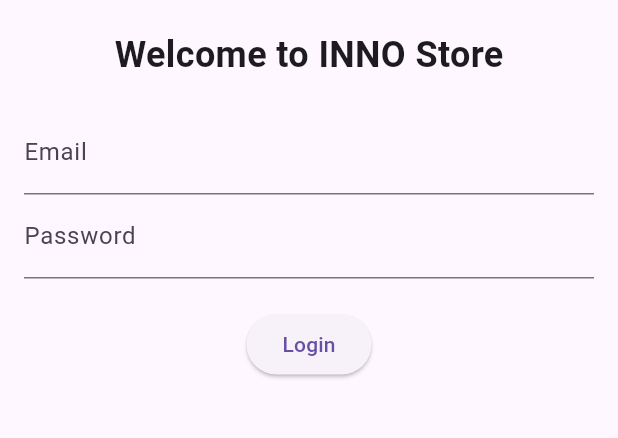
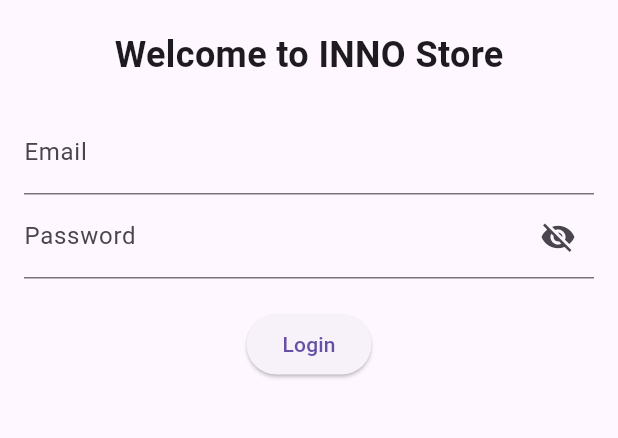
Before and after one commit to hanxi27/Admin-Website, a Flutter app: the screen it shows after launch, on a phone screen of 412 x 824 dp, the part 545-983 px from its top. Run offline on Flutter 3.47's test engine with Material 3 defaults, Android fonts, the phone set to English and light mode, and no system bars; our stand-ins replace badges, cloud_firestore, file_picker, firebase_analytics, firebase_auth, firebase_core and 3 more; accounts and stored records are empty; project files that could hold a hidden picture were left out.

Commit message:
login_page.dart

```diff
--- a/lib/login_page.dart
+++ b/lib/login_page.dart
@@ -11,6 +11,7 @@ class _LoginPageState extends State<LoginPage> {
   final TextEditingController _emailController = TextEditingController();
   final TextEditingController _passwordController = TextEditingController();
   final GlobalKey<FormState> _formKey = GlobalKey<FormState>();
+  bool _isPasswordVisible = false;
 
   final String _validEmail = 'innoadmin@example.com';
   final String _validPassword = 'adminPassword';
@@ -72,8 +73,20 @@ class _LoginPageState extends State<LoginPage> {
               ),
               TextFormField(
                 controller: _passwordController,
-                decoration: InputDecoration(labelText: 'Password'),
-                obscureText: true,
+                decoration: InputDecoration(
+                  labelText: 'Password',
+                  suffixIcon: IconButton(
+                    icon: Icon(
+                      _isPasswordVisible ? Icons.visibility : Icons.visibility_off,
+                    ),
+                    onPressed: () {
+                      setState(() {
+                        _isPasswordVisible = !_isPasswordVisible;
+                      });
+                    },
+                  ),
+                ),
+                obscureText: !_isPasswordVisible,
                 validator: (value) {
                   if (value!.isEmpty) {
                     return 'Please enter your password';
```
